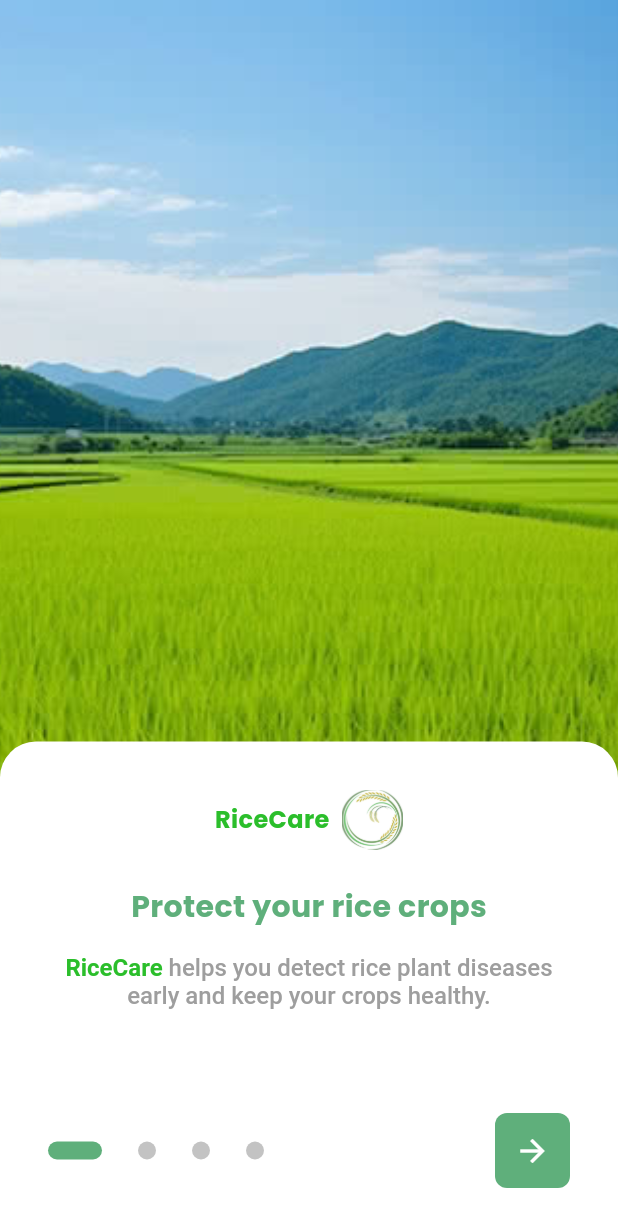
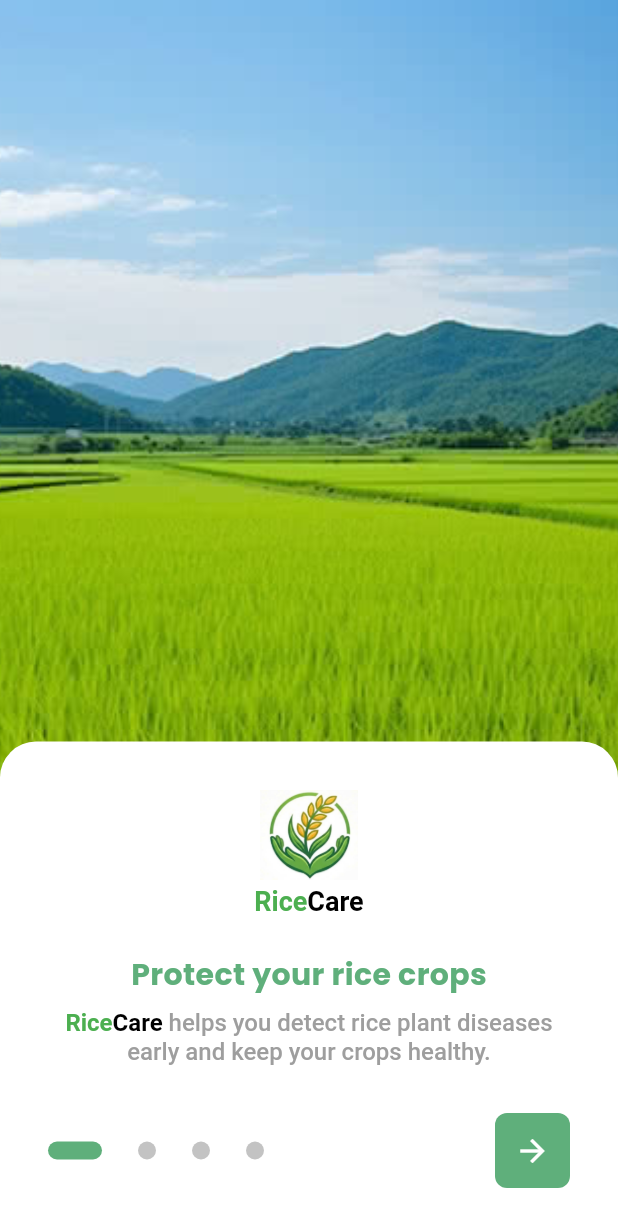
Before and after one commit to sunrisegxg/RichCare, a Flutter app: the screen it shows after launch, on a phone screen of 412 x 824 dp. Shown: the top 1227 px of the screen. Run offline on Flutter 3.47's test engine with Material 3 defaults, Android fonts, the phone set to English and light mode, and no system bars; drawn by our look-alikes of smooth_page_indicator; our stand-ins replace camera, cloud_firestore, easy_localization, firebase_core, flutter_local_notifications, geolocator and 7 more; missing offline and left inert: app_settings; accounts and stored records are empty.

Commit message:
fix: logo in&out app

```diff
--- a/lib/checkmailscreen.dart
+++ b/lib/checkmailscreen.dart
@@ -27,7 +27,7 @@ class _CheckMailScreenState extends State<CheckMailScreen> {
             children: [
               SizedBox(height: MediaQuery.of(context).size.height * 0.04),
               Image.asset(
-                'assets/images/logo.jpg',
+                'assets/images/logo.jpeg',
                 height: 80,
                 fit: BoxFit.cover,
               ),
--- a/lib/forgotscreen.dart
+++ b/lib/forgotscreen.dart
@@ -42,7 +42,7 @@ class _ForgotScreenState extends State<ForgotScreen> {
                 Spacer(),
                 SizedBox(height: MediaQuery.of(context).size.height * 0.04),
                 Image.asset(
-                  'assets/images/logo.jpg',
+                  'assets/images/logo.jpeg',
                   height: 80,
                   fit: BoxFit.cover,
                 ),
--- a/lib/main.dart
+++ b/lib/main.dart
@@ -49,7 +49,7 @@ class MyApp extends StatelessWidget {
   @override
   Widget build(BuildContext context) {
     return MaterialApp(
-      title: 'Flutter Demo',
+      title: 'RiceCare',
       theme: ThemeData(
         textTheme: GoogleFonts.poppinsTextTheme(),
         scaffoldBackgroundColor: Colors.white,
--- a/lib/onboardingscreen.dart
+++ b/lib/onboardingscreen.dart
@@ -89,24 +89,33 @@ class _OnBoardingScreenState extends State<OnBoardingScreen> {
                       child: Column(
                         children: [
                           //logo
-                          Row(
-                            mainAxisAlignment: MainAxisAlignment.center,
+                          Image.asset(
+                            'assets/images/logo.jpeg',
+                            height: 60,
+                            fit: BoxFit.cover,
+                          ),
+                          SizedBox(height: 4),
+                          RichText(
+                            text: const TextSpan(
                               children: [
-                              Text(
-                                "app_name".tr(),
+                                TextSpan(
+                                  text: "Rice",
                                   style: TextStyle(
-                                  fontSize: 16,
-                                  color: AppColors.logoNameColor,
+                                    color: Colors.green,
+                                    fontSize: 18,
                                     fontWeight: FontWeight.bold,
                                   ),
                                 ),
-                              SizedBox(width: 8),
-                              Image.asset(
-                                'assets/images/logo.jpg',
-                                height: 40,
-                                fit: BoxFit.cover,
+                                TextSpan(
+                                  text: "Care",
+                                  style: TextStyle(
+                                    color: Colors.black,
+                                    fontSize: 18,
+                                    fontWeight: FontWeight.bold,
+                                  ),
                                 ),
                               ],
+                            ),
                           ),
                           SizedBox(height: 24),
                           // title
@@ -118,7 +127,7 @@ class _OnBoardingScreenState extends State<OnBoardingScreen> {
                               color: AppColors.primaryColor,
                             ),
                           ),
-                          SizedBox(height: 16),
+                          SizedBox(height: 8),
                           // description
                           RichText(
                             textAlign: TextAlign.center,
@@ -126,12 +135,24 @@ class _OnBoardingScreenState extends State<OnBoardingScreen> {
                               children: [
                                 index == 0
                                     ? TextSpan(
-                                        text: "app_name".tr(),
+                                        children: [
+                                          TextSpan(
+                                            text: "Rice",
                                             style: TextStyle(
+                                              color: Colors.green,
                                               fontSize: 16,
-                                          color: AppColors.logoNameColor,
                                               fontWeight: FontWeight.bold,
                                             ),
+                                          ),
+                                          TextSpan(
+                                            text: "Care",
+                                            style: TextStyle(
+                                              color: Colors.black,
+                                              fontSize: 16,
+                                              fontWeight: FontWeight.bold,
+                                            ),
+                                          ),
+                                        ],
                                       )
                                     : TextSpan(),
                                 TextSpan(
```
Also changed, not shown: lib/loginscreen.dart (+19 -7 lines), lib/registerscreen.dart (+19 -7 lines), lib/splashscreen.dart (+10 -1 lines), pubspec.yaml (+7 -0 lines), assets/images/logo.jpeg (added), assets/images/logo.jpg (deleted), pubspec.lock, 29 other files. Lines whose indentation alone changed are shown as unchanged.
